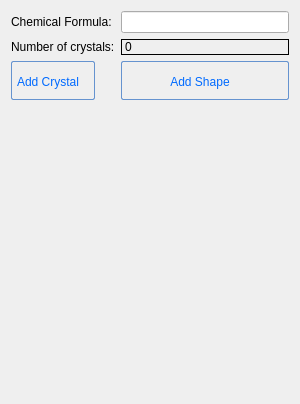
First picture: the form in apps/NSXQt/ui/SamplePropertyWidget.ui, repository k61n/openhkl, before the edit.
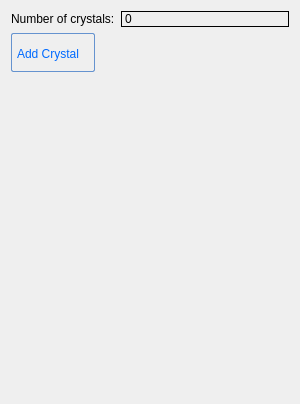
Second picture: the form after the edit.

Commit message: Include ShapePropertyWidget, cleanup the code for deleting TreeItems

```diff
--- a/apps/NSXQt/ui/SamplePropertyWidget.ui
+++ b/apps/NSXQt/ui/SamplePropertyWidget.ui
@@ -29,23 +29,13 @@
       <enum>QFormLayout::AllNonFixedFieldsGrow</enum>
      </property>
      <item row="0" column="0">
-      <widget class="QLabel" name="label_2">
-       <property name="text">
-        <string>Chemical Formula:</string>
-       </property>
-      </widget>
-     </item>
-     <item row="0" column="1">
-      <widget class="QLineEdit" name="lineEdit_ChemicalFormula"/>
-     </item>
-     <item row="1" column="0">
       <widget class="QLabel" name="label_3">
        <property name="text">
         <string>Number of crystals:</string>
        </property>
       </widget>
      </item>
-     <item row="1" column="1">
+     <item row="0" column="1">
       <widget class="QLabel" name="nsampleLabel">
        <property name="frameShape">
         <enum>QFrame::Box</enum>
@@ -55,7 +45,7 @@
        </property>
       </widget>
      </item>
-     <item row="2" column="0">
+     <item row="1" column="0">
       <widget class="QPushButton" name="pushButton_addCrystal">
        <property name="styleSheet">
         <string notr="true">QPushButton:hover{
@@ -105,56 +95,6 @@
        </property>
       </widget>
      </item>
-     <item row="2" column="1">
-      <widget class="QPushButton" name="pushButton_addShape">
-       <property name="styleSheet">
-        <string notr="true">QPushButton:hover{
-        background: qlineargradient(x1 : 0, y1 : 0, x2 : 0, y2 :   1, stop :   0.0 #ffd9aa,
-                stop :   0.5 #ffbb6e, stop :   0.55 #feae42, stop :   1.0 #fedb74);
-}
-
-QPushButton {
-        border: 1px solid #6593cf;
-        border-radius: 2px;
-        padding: 5px 15px 2px 5px;
-        background: qlineargradient(x1 : 0, y1 : 0, x2 : 0, y2 :   1, stop :   0.0 #f5f9ff,
-                stop :   0.5 #c7dfff, stop :   0.55 #afd2ff, stop :   1.0 #c0dbff);
-        color: #006aff;
-        font: bold large &quot;Arial&quot;;
-        height: 30px;
-}
-
-
-
-
-QPushButton:pressed {
-        background: qlineargradient(x1 : 0, y1 : 0, x2 : 0, y2 :   1, stop :   0.0 #c0dbff,
-        stop :   0.5 #cfd26f, stop :   0.55 #c7df6f, stop :   1.0 #f5f9ff);
-        padding-top: 2px;
-        padding-left: 3px;
-
-}
-
-
-QPushButton:on {
-        background: qlineargradient(x1 : 0, y1 : 0, x2 : 0, y2 :   1, stop :   0.0 #5AA72D,
-        stop :   0.5 #B3E296, stop :   0.55 #B3E296, stop :   1.0 #f5f9ff);
-        padding-top: 2px;
-        padding-left: 3px;
-}
-
-QPushButton:disabled {
-        background: transparent #e5e9ee;
-        padding-top: 2px;        
-        padding-left: 3px;
-        color: black;
-}</string>
-       </property>
-       <property name="text">
-        <string>Add Shape</string>
-       </property>
-      </widget>
-     </item>
     </layout>
    </item>
    <item>
```
The commit also changes 29 other files.
